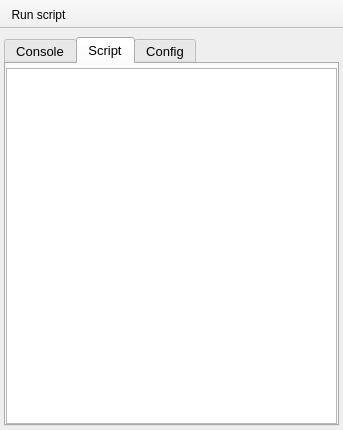
The window that plugins/Shell/Shell.ui (NeutrinoToolkit/Neutrino) describes before a commit, drawn with Qt 5.
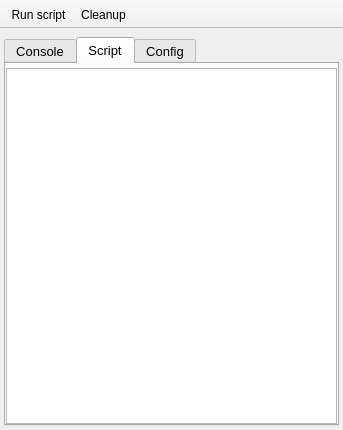
The same window after the commit. Icons and pictures are not drawn. Custom widgets are drawn as their Qt base class.

```diff
--- a/plugins/Shell/Shell.ui
+++ b/plugins/Shell/Shell.ui
@@ -267,6 +267,7 @@
     <bool>false</bool>
    </attribute>
    <addaction name="actionRun_script"/>
+   <addaction name="actionCleanup"/>
   </widget>
   <action name="actionRun_script">
    <property name="icon">
@@ -277,6 +278,15 @@
     <string>Run script</string>
    </property>
   </action>
+  <action name="actionCleanup">
+   <property name="icon">
+    <iconset resource="../../../build-neutrinoMaster-brew_kit-Default/src/qrc/icons.qrc">
+     <normaloff>:/icons/remove.png</normaloff>:/icons/remove.png</iconset>
+   </property>
+   <property name="text">
+    <string>Cleanup</string>
+   </property>
+  </action>
  </widget>
  <customwidgets>
   <customwidget>
```
Left out of the diff: 1 changed line with no effect on the pictures.
